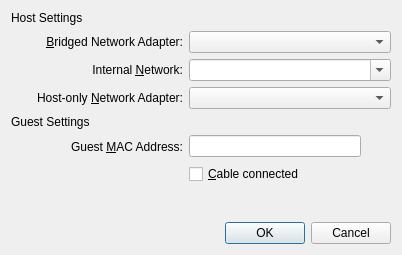
Old version of the form vbox/src/VBox/Frontends/VirtualBox/ui/VBoxVMSettingsNetworkDetails.ui in the repository jljuxgm/vboxgit.
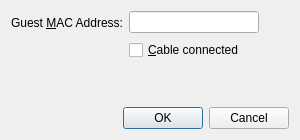
New version of the form. Icons and pictures are not drawn. Custom widgets are drawn as their Qt base class.

Commit message:
commit_18905 ------------------------------------------------------------------------ r18905 | vboxsync | 2009-04-15 22:22:32 +0800 (Wed, 15 Apr 2009) | 1 line
FE/Qt4: 3808: Network settings not intuitive - VM Settings / Network page reworked to move alternate name combo to network adapter page.
------------------------------------------------------------------------

Patch:
```diff
--- a/vbox/src/VBox/Frontends/VirtualBox/ui/VBoxVMSettingsNetworkDetails.ui
+++ b/vbox/src/VBox/Frontends/VirtualBox/ui/VBoxVMSettingsNetworkDetails.ui
@@ -22,135 +22,12 @@
    <rect>
     <x>0</x>
     <y>0</y>
-    <width>402</width>
-    <height>255</height>
+    <width>300</width>
+    <height>140</height>
    </rect>
   </property>
   <layout class="QGridLayout" >
-   <item row="0" column="0" colspan="4" >
-    <widget class="QILabelSeparator" name="mLsHost" >
-     <property name="sizePolicy" >
-      <sizepolicy vsizetype="Preferred" hsizetype="MinimumExpanding" >
-       <horstretch>0</horstretch>
-       <verstretch>0</verstretch>
-      </sizepolicy>
-     </property>
-     <property name="text" >
-      <string>Host Settings</string>
-     </property>
-    </widget>
-   </item>
-   <item row="1" column="1" >
-    <widget class="QLabel" name="mLbBRG" >
-     <property name="text" >
-      <string>&amp;Bridged Network Adapter:</string>
-     </property>
-     <property name="alignment" >
-      <set>Qt::AlignRight|Qt::AlignTrailing|Qt::AlignVCenter</set>
-     </property>
-     <property name="buddy" >
-      <cstring>mCbBRG</cstring>
-     </property>
-    </widget>
-   </item>
-   <item row="1" column="2" colspan="2" >
-    <widget class="QComboBox" name="mCbBRG" >
-     <property name="sizePolicy" >
-      <sizepolicy vsizetype="Fixed" hsizetype="Expanding" >
-       <horstretch>0</horstretch>
-       <verstretch>0</verstretch>
-      </sizepolicy>
-     </property>
-     <property name="toolTip" >
-      <string>Displays the name of the host network adapter selected for bridged networking.</string>
-     </property>
-    </widget>
-   </item>
-   <item row="2" column="1" >
-    <widget class="QLabel" name="mLbINT" >
-     <property name="text" >
-      <string>Internal &amp;Network:</string>
-     </property>
-     <property name="alignment" >
-      <set>Qt::AlignRight|Qt::AlignTrailing|Qt::AlignVCenter</set>
-     </property>
-     <property name="buddy" >
-      <cstring>mCbINT</cstring>
-     </property>
-    </widget>
-   </item>
-   <item row="2" column="2" colspan="2" >
-    <widget class="QComboBox" name="mCbINT" >
-     <property name="sizePolicy" >
-      <sizepolicy vsizetype="Fixed" hsizetype="Expanding" >
-       <horstretch>0</horstretch>
-       <verstretch>0</verstretch>
-      </sizepolicy>
-     </property>
-     <property name="toolTip" >
-      <string>Displays the name of the internal network selected for this adapter.</string>
-     </property>
-     <property name="editable" >
-      <bool>true</bool>
-     </property>
-    </widget>
-   </item>
-   <item row="3" column="1" >
-    <widget class="QLabel" name="mLbHOI" >
-     <property name="text" >
-      <string>Host-only &amp;Network Adapter:</string>
-     </property>
-     <property name="alignment" >
-      <set>Qt::AlignRight|Qt::AlignTrailing|Qt::AlignVCenter</set>
-     </property>
-     <property name="buddy" >
-      <cstring>mCbHOI</cstring>
-     </property>
-    </widget>
-   </item>
-   <item row="3" column="2" colspan="2" >
-    <widget class="QComboBox" name="mCbHOI" >
-     <property name="sizePolicy" >
-      <sizepolicy vsizetype="Fixed" hsizetype="Expanding" >
-       <horstretch>0</horstretch>
-       <verstretch>0</verstretch>
-      </sizepolicy>
-     </property>
-     <property name="toolTip" >
-      <string>Displays the name of the VirtualBox network adapter selected for host-only networking.</string>
-     </property>
-    </widget>
-   </item>
-   <item row="4" column="0" colspan="4" >
-    <widget class="QILabelSeparator" name="mLsGuest" >
-     <property name="sizePolicy" >
-      <sizepolicy vsizetype="Preferred" hsizetype="MinimumExpanding" >
-       <horstretch>0</horstretch>
-       <verstretch>0</verstretch>
-      </sizepolicy>
-     </property>
-     <property name="text" >
-      <string>Guest Settings</string>
-     </property>
-    </widget>
-   </item>
-   <item row="5" column="0" >
-    <spacer>
-     <property name="orientation" >
-      <enum>Qt::Horizontal</enum>
-     </property>
-     <property name="sizeType" >
-      <enum>QSizePolicy::Fixed</enum>
-     </property>
-     <property name="sizeHint" >
-      <size>
-       <width>20</width>
-       <height>20</height>
-      </size>
-     </property>
-    </spacer>
-   </item>
-   <item row="5" column="1" >
+   <item row="0" column="0" >
     <widget class="QLabel" name="mLbMAC" >
      <property name="text" >
       <string>Guest &amp;MAC Address:</string>
@@ -163,8 +40,8 @@
      </property>
     </widget>
    </item>
-   <item row="5" column="2" >
-    <widget class="QLineEdit" name="mLeMAC" >
+   <item row="0" column="1" >
+    <widget class="QILineEdit" name="mLeMAC" >
      <property name="sizePolicy" >
       <sizepolicy vsizetype="Fixed" hsizetype="Expanding" >
        <horstretch>0</horstretch>
@@ -176,7 +53,7 @@
      </property>
     </widget>
    </item>
-   <item row="5" column="3" >
+   <item row="0" column="2" >
     <widget class="QToolButton" name="mTbMAC" >
      <property name="toolTip" >
       <string>Generates a new random MAC address.</string>
@@ -189,7 +66,7 @@
      </property>
     </widget>
    </item>
-   <item row="6" column="2" colspan="2" >
+   <item row="1" column="1" colspan="2" >
     <widget class="QCheckBox" name="mCbCable" >
      <property name="text" >
       <string>&amp;Cable connected</string>
@@ -199,7 +76,7 @@
      </property>
     </widget>
    </item>
-   <item row="7" column="0" colspan="4" >
+   <item row="2" column="0" colspan="3" >
     <spacer name="verticalSpacer" >
      <property name="orientation" >
       <enum>Qt::Vertical</enum>
@@ -212,7 +89,7 @@
      </property>
     </spacer>
    </item>
-   <item row="8" column="0" colspan="4" >
+   <item row="3" column="0" colspan="3" >
     <widget class="QIDialogButtonBox" name="mButtonBox" >
      <property name="standardButtons" >
       <set>QDialogButtonBox::Cancel|QDialogButtonBox::NoButton|QDialogButtonBox::Ok</set>
@@ -223,9 +100,9 @@
  </widget>
  <customwidgets>
   <customwidget>
-   <class>QILabelSeparator</class>
-   <extends>QLabel</extends>
-   <header>QILabelSeparator.h</header>
+   <class>QILineEdit</class>
+   <extends>QLineEdit</extends>
+   <header>QILineEdit.h</header>
   </customwidget>
   <customwidget>
    <class>QIDialogButtonBox</class>
```
Left out of the diff: 3 changed lines with no effect on the pictures. The commit also changes 8 other files.
